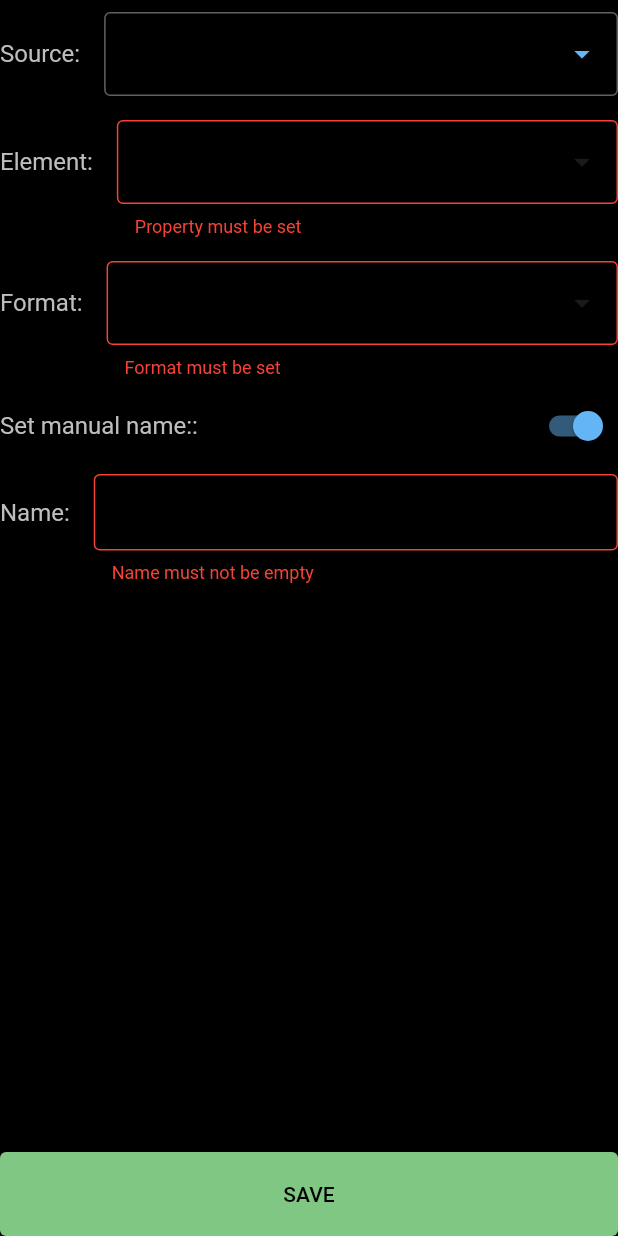
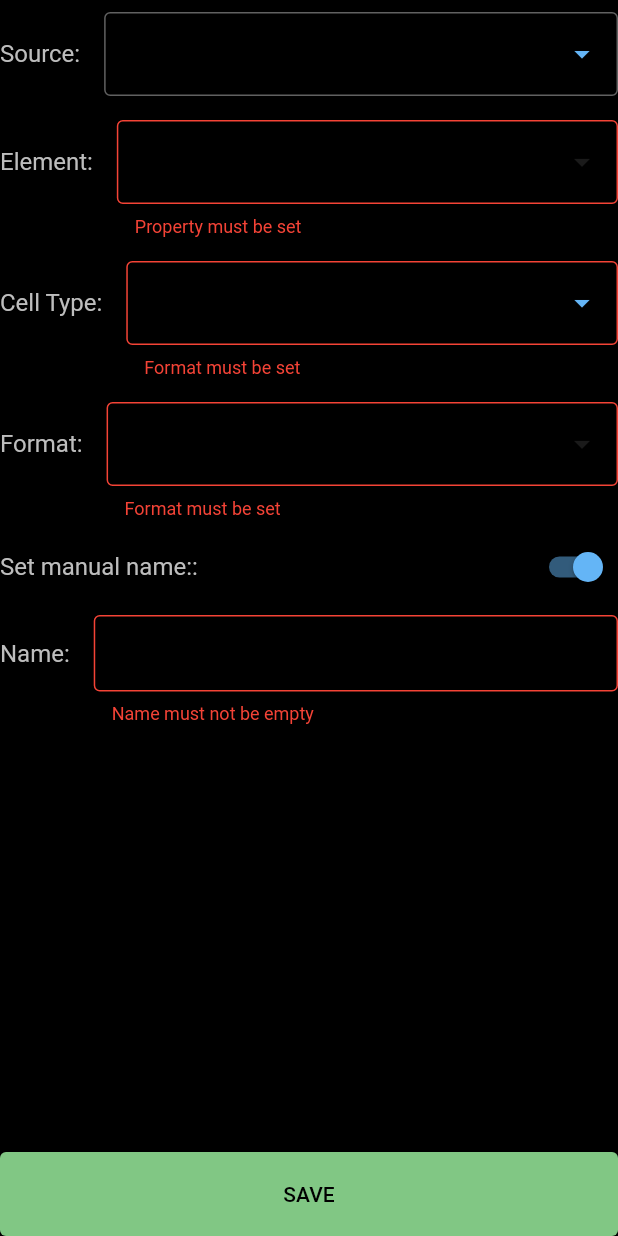
Before and after one commit to sankeysoft/nmea_dashboard, a Flutter app: the _EditCellForm widget shown alone on an empty page, opened directly with empty values, after a tap on "SAVE", on a phone screen of 412 x 824 dp. Run offline on Flutter 3.47's test engine with Material 2 defaults, Android fonts, the phone set to English and light mode, and no system bars; our stand-ins replace flutter_markdown, package_info_plus, shared_preferences; missing offline and left inert: udp; accounts and stored records are empty.

Commit message:
Add cell type to cell spec and edit cell form.
This lets the user select cells to either be current value or
(where supported) a graph over some history. Note that the
page still doesn't actually display anything different when
you do this.

```diff
--- a/lib/state/common.dart
+++ b/lib/state/common.dart
@@ -183,15 +183,33 @@ enum Operation {
   }
 }
 
-/// A time interval over which operation that may be performed on one data element to derive another.
+/// The various sources types of data cell that can be defined.
+enum CellType {
+  current('Current Value'),
+  history('History Graph');
+
+  final String longName;
+
+  const CellType(this.longName);
+
+  /// Returns a cell type from its unqualified name.
+  static CellType? fromString(String? name) {
+    return CellType.values.asNameMap()[name];
+  }
+}
+
+/// A time interval over which historical data may be tracked.
 enum HistoryInterval {
-  fifteenMin('15 minutes', Duration(seconds: 10), 90),
-  twoHours('2 hours', Duration(minutes: 1), 120),
-  twelveHours('12 hours', Duration(minutes: 6), 120),
-  fortyEightHours('48 hours', Duration(minutes: 30), 96);
+  fifteenMin('15 minutes', '15m', Duration(seconds: 10), 90),
+  twoHours('2 hours', '2hr', Duration(minutes: 1), 120),
+  twelveHours('12 hours', '12hr', Duration(minutes: 6), 120),
+  fortyEightHours('48 hours', '48hr', Duration(minutes: 30), 96);
 
   /// The string to display.
   final String display;
+
+  /// A short string to display.
+  final String short;
 
   /// The length of each segment in the interval.
   final Duration segment;
@@ -199,7 +217,12 @@ enum HistoryInterval {
   /// The total number of segments to track.
   final int count;
 
-  const HistoryInterval(this.display, this.segment, this.count);
+  const HistoryInterval(this.display, this.short, this.segment, this.count);
+
+  /// Returns a history interval from its unqualified name.
+  static HistoryInterval? fromString(String? name) {
+    return HistoryInterval.values.asNameMap()[name];
+  }
 }
 
 /// A value is a single instance of the data for some property.
--- a/lib/state/specs.dart
+++ b/lib/state/specs.dart
@@ -123,6 +123,14 @@ class DataCellSpec {
   /// The name of the element supplying data within source.
   final String element;
 
+  /// The type of cell, e.g. current value or history.
+  @JsonKey(defaultValue: 'current')
+  final String type;
+
+  /// The history interval, only populated for history cell types.
+  @JsonKey(includeIfNull: false)
+  final String? historyInterval;
+
   /// The format to use when rendering the element.
   final String format;
 
@@ -130,11 +138,12 @@ class DataCellSpec {
   @JsonKey(includeIfNull: false)
   final String? name;
 
-  DataCellSpec(this.source, this.element, this.format,
-      {this.name, SpecKey? key})
+  DataCellSpec(this.source, this.element, this.type, this.format,
+      {this.name, this.historyInterval, SpecKey? key})
       : key = key ?? SpecKey.make();
 
   factory DataCellSpec.fromJson(Map<String, dynamic> json) =>
       _$DataCellSpecFromJson(json);
+
   Map<String, dynamic> toJson() => _$DataCellSpecToJson(this);
 }
--- a/lib/ui/forms/edit_cell.dart
+++ b/lib/ui/forms/edit_cell.dart
@@ -18,6 +18,7 @@ class EditCellPage extends StatefulFormPage {
   EditCellPage({required DataCellSpec spec, super.key})
       : super(
             title: 'Edit cell',
+            maxHeight: 600,
             actions: [const HelpButton('help_edit_cell.md')],
             child: _EditCellForm(spec: spec));
 }
@@ -31,6 +32,22 @@ class _EditCellForm extends StatefulWidget {
   State<_EditCellForm> createState() => _EditCellFormState();
 }
 
+class _CellTypeAndAssociatedFields {
+  final CellType? type;
+  final HistoryInterval? historyInterval;
+
+  _CellTypeAndAssociatedFields(this.type, this.historyInterval);
+
+  @override
+  bool operator ==(Object other) =>
+      other is _CellTypeAndAssociatedFields &&
+      other.type == type &&
+      other.historyInterval == historyInterval;
+
+  @override
+  int get hashCode => Object.hash(type, historyInterval);
+}
+
 class _EditCellFormState extends StatefulFormState<_EditCellForm> {
   late DataSet _dataSet;
   late PageSettings _pageSettings;
@@ -38,16 +55,22 @@ class _EditCellFormState extends StatefulFormState<_EditCellForm> {
   Source? _source;
   String? _element;
   String? _format;
+  CellType? _type;
+  HistoryInterval? _historyInterval;
   bool _isNameOverridden = false;
   final _nameController = TextEditingController();
 
   @override
   void initState() {
     _source = Source.fromString(widget.spec.source);
+    // Derived elements don't have complile-time definitions, so don't sanitize
+    // element yet.
     _element = widget.spec.element;
-    // We can't validate the format until we've get a dataSet to supply the dimension
-    // for any derived data elements.
+    // We can't validate the format until we've get a dataSet to supply the
+    // dimension for any derived data elements.
     _format = widget.spec.format;
+    _type = CellType.fromString(widget.spec.type);
+    _historyInterval = HistoryInterval.fromString(widget.spec.historyInterval);
     _isNameOverridden = (widget.spec.name != null);
     if (widget.spec.name != null) {
       _nameController.text = widget.spec.name!;
@@ -65,6 +88,13 @@ class _EditCellFormState extends StatefulFormState<_EditCellForm> {
 
     if (dataElement == null) {
       _element = null;
+    }
+    if (_type == CellType.history &&
+        dataElement.runtimeType != ConsistentDataElementWithHistory) {
+      // TODO: This could be cleaner. Maybe do history support as a mixin or
+      // have a boolean method on the abstract class that returns false for
+      // non-history.
+      _type = null;
     }
     if (dataElement?.property == null ||
         !formattersFor(dataElement!.property.dimension)
@@ -90,6 +120,7 @@ class _EditCellFormState extends StatefulFormState<_EditCellForm> {
           children: [
             _buildSourceField(),
             _buildElementField(),
+            _buildTypeField(),
             _buildFormatField(),
             _buildOverrideNameField(),
             _buildNameField(),
@@ -101,9 +132,10 @@ class _EditCellFormState extends StatefulFormState<_EditCellForm> {
               // and we can be confident all the fields are populated. Just
               // create a new spec from these (reusing the previous key) and ask
               // the settings to use it.
-              final cellSpec = DataCellSpec(
-                  _source?.name ?? '', _element ?? '', _format ?? '',
+              final cellSpec = DataCellSpec(_source?.name ?? '', _element ?? '',
+                  _type?.name ?? '', _format ?? '',
                   name: _isNameOverridden ? _nameController.text : null,
+                  historyInterval: _historyInterval?.name,
                   key: widget.spec.key);
               _pageSettings.updateCell(cellSpec);
               Navigator.pop(context);
@@ -153,6 +185,41 @@ class _EditCellFormState extends StatefulFormState<_EditCellForm> {
         return null;
       },
     );
+  }
+
+  Widget _buildTypeField() {
+    final List<DropdownEntry<_CellTypeAndAssociatedFields>> entries = [
+      DropdownEntry(
+          value: _CellTypeAndAssociatedFields(CellType.current, null),
+          text: CellType.current.longName)
+    ];
+    if (_dataSet.sources[_source]?[_element].runtimeType ==
+        ConsistentDataElementWithHistory) {
+      // TODO: Also make this history support checking cleaner.
+      entries.addAll(HistoryInterval.values.map((h) => DropdownEntry(
+          value: _CellTypeAndAssociatedFields(CellType.history, h),
+          text: 'History - ${h.display}')));
+    }
+    final intended = _CellTypeAndAssociatedFields(_type, _historyInterval);
+
+    return buildDropdownBox(
+        label: 'Cell Type',
+        items: entries,
+        initialValue: entries.map((e) => e.value).toSet().contains(intended)
+            ? intended
+            : null,
+        onChanged: (_CellTypeAndAssociatedFields? value) {
+          setState(() {
+            _type = value?.type;
+            _historyInterval = value?.historyInterval;
+          });
+        },
+        validator: (value) {
+          if (value == null) {
+            return 'Format must be set';
+          }
+          return null;
+        });
   }
 
   Widget _buildFormatField() {
--- a/lib/ui/forms/edit_page.dart
+++ b/lib/ui/forms/edit_page.dart
@@ -10,7 +10,7 @@ import 'abstract.dart';
 
 /// The initial spec for freshly created cells.
 DataCellSpec _createCellSpec() {
-  return DataCellSpec(Source.unset.name, "", "");
+  return DataCellSpec(Source.unset.name, '', CellType.current.name, '');
 }
 
 /// The initial spec for a freshly created page.
```
Also changed, not shown: lib/state/specs.g.dart, 2 other files.
